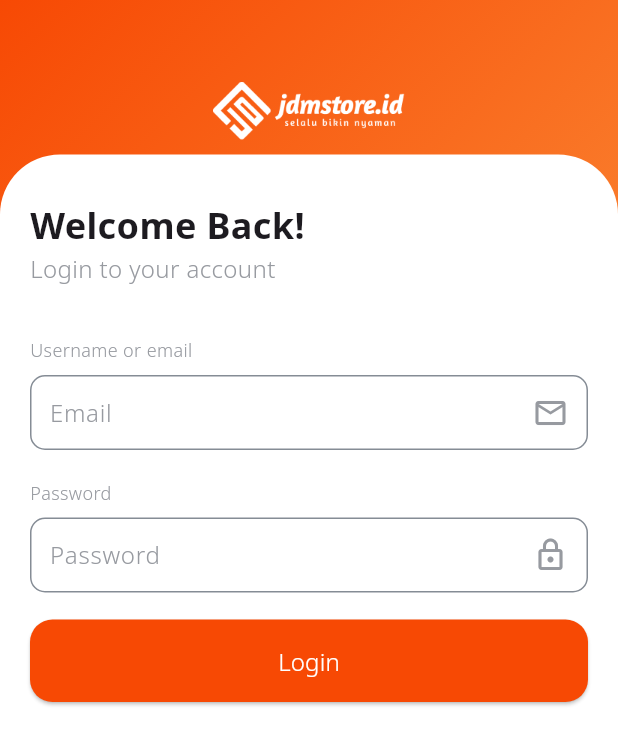
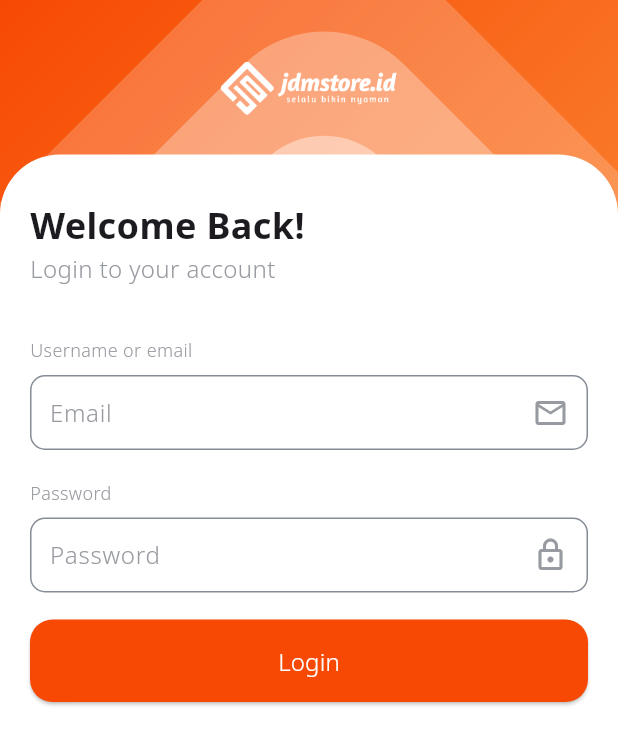
Before and after one commit to heatherbrain/Flutter-design, a Flutter app: the screen it shows after launch, on a phone screen of 412 x 824 dp. Shown: the top 745 px of the screen. Run offline on Flutter 3.47's test engine with Material 3 defaults, Android fonts, the phone set to English and light mode, and no system bars; our stand-ins replace fl_chart, get, google_fonts.

Commit message:
new screen signin

```diff
--- a/lib/widget/custom_scaffold.dart
+++ b/lib/widget/custom_scaffold.dart
@@ -1,4 +1,5 @@
 import 'package:flutter/material.dart';
+import 'dart:math' as math;
 
 class CustomScaffold extends StatelessWidget {
   final Widget child;
@@ -15,6 +16,7 @@ class CustomScaffold extends StatelessWidget {
       ),
       body: Stack(
         children: [
+          // Background gradient
           Positioned.fill(
             child: Container(
               decoration: const BoxDecoration(
@@ -29,15 +31,79 @@ class CustomScaffold extends StatelessWidget {
               ),
             ),
           ),
+          Positioned.fill(
+            child: Column(
+              mainAxisAlignment: MainAxisAlignment.start,
+              children: [
+                Align(
+                  alignment: Alignment.topRight,
+                  child: Stack(
+                    alignment: Alignment.center,
+                    children: [
+                      Transform.rotate(
+                        angle: math.pi / 4,
+                        child: Container(
+                          width: 392,
+                          height: 392,
+                          decoration: BoxDecoration(
+                            color: Colors.white.withOpacity(0.2),
+                            borderRadius: BorderRadius.circular(76),
+                          ),
+                        ),
+                      ),
+                      Transform.rotate(
+                        angle: math.pi / 4, // 45 degree rotation
+                        child: Container(
+                          width: 292,
+                          height: 292,
+                          decoration: BoxDecoration(
+                            color: Colors.white.withOpacity(0.3),
+                            borderRadius: BorderRadius.circular(76),
+                          ),
+                        ),
+                      ),
+                      Transform.rotate(
+                        angle: math.pi / 4, // 45 degree rotation
+                        child: Container(
+                          width: 182,
+                          height: 182,
+                          decoration: BoxDecoration(
+                            color: Colors.white.withOpacity(0.4),
+                            borderRadius: BorderRadius.circular(56),
+                          ),
+                        ),
+                      ),
+                      // Square for logo with shadow
+                      Container(
+                        width: 96,
+                        height: 96,
+                        decoration: BoxDecoration(
+                          color: Colors.white.withOpacity(0.5),
+                          borderRadius: BorderRadius.circular(56),
+                          boxShadow: [
+                            BoxShadow(
+                              color: Colors.black.withOpacity(0.2),
+                              spreadRadius: 2,
+                              blurRadius: 10,
+                              offset: const Offset(0, 4),
+                            ),
+                          ],
+                        ),
+                      ),
+                    ],
+                  ),
+                ),
+              ],
+            ),
+          ),
           Positioned(
-            top: 10,
+            right: 0,
             left: 0,
-            right: 0,
             child: Center(
               child: Image.asset(
                 'assets/images/brandlogos.png',
-                width: 128,
-                height: 128,
+                width: 118,
+                height: 118,
               ),
             ),
           ),
```
